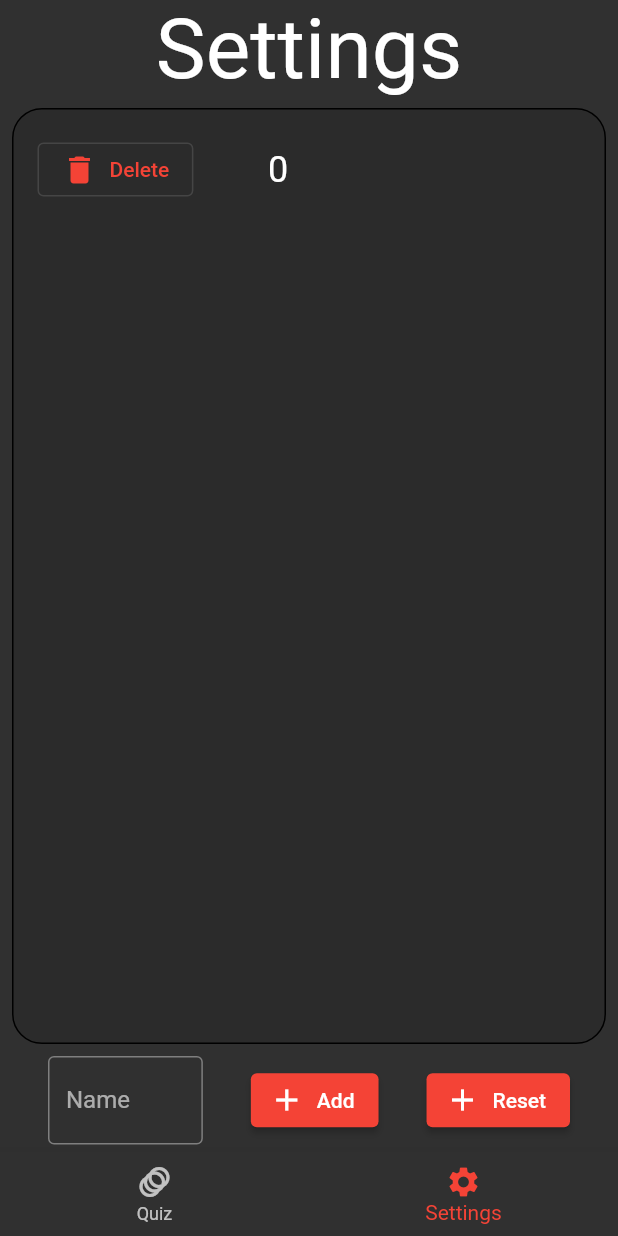
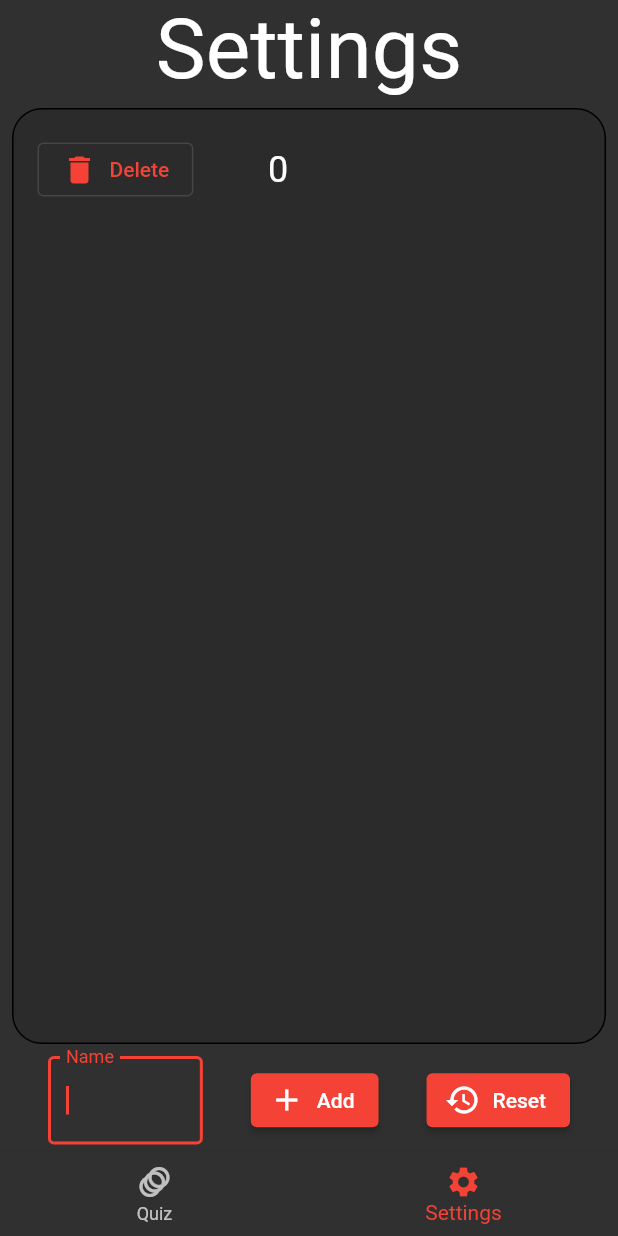
Before and after one commit to FranktheFurter/quizzer_ui, a Flutter app: the screen it shows after launch, item 2 of the bottom bar chosen, after a tap on "Add", on a phone screen of 412 x 824 dp. Run offline on Flutter 3.47's test engine with Material 2 defaults, Android fonts, the phone set to English and light mode, and no system bars; our stand-ins replace flutter_mobx, mobx; generated files the repository leaves out were written again; Roboto replaces fonts that are missing (Raleway).

Commit message:
small ui tweaks

```diff
--- a/lib/settings.dart
+++ b/lib/settings.dart
@@ -17,6 +17,7 @@ class Settings extends StatefulWidget {
 
 class _SettingsState extends State<Settings> {
   final fieldText = TextEditingController();
+  final FocusNode focusNode = FocusNode();
 
   @override
   Widget build(BuildContext context) {
@@ -54,21 +55,19 @@ class _SettingsState extends State<Settings> {
                               child: TextField(
                             onChanged: (value) => mainState.word = value,
                             controller: fieldText,
+                            focusNode: focusNode,
                             decoration: InputDecoration(
                               labelText: "Name",
                               border: OutlineInputBorder(),
                             ),
+                            onSubmitted: (value) {
+                              addPlayer();
+                            },
                           )),
                           SizedBox(width: 32),
                           ElevatedButton.icon(
                               onPressed: () {
-                                mainState.players.add(Player(name: mainState.word, points: 0));
-
-                                setState(() {
-                                  mainState.number = 0;
-                                  mainState.word = "";
-                                  fieldText.clear();
-                                });
+                                addPlayer();
                               },
                               icon: Icon(Icons.add),
                               label: Text("Add")),
@@ -81,7 +80,7 @@ class _SettingsState extends State<Settings> {
                                   }
                                 });
                               },
-                              icon: Icon(Icons.add),
+                              icon: Icon(Icons.restore),
                               label: Text("Reset")),
                         ],
                       ),
@@ -92,6 +91,17 @@ class _SettingsState extends State<Settings> {
         );
       },
     );
+  }
+
+  void addPlayer() {
+    mainState.players.add(Player(name: mainState.word, points: 0));
+
+    setState(() {
+      mainState.number = 0;
+      mainState.word = "";
+      fieldText.clear();
+    });
+    focusNode.requestFocus();
   }
 
   Widget SettingsContainer() {
@@ -118,7 +128,10 @@ class _SettingsState extends State<Settings> {
             icon: Icon(Icons.delete),
             label: Text("Delete")),
         SizedBox(width: 32),
-        Center(child: Text(mainState.players[index].name + "   " + mainState.players[index].points.toString(), style: TextStyle(fontSize: 24, color: Colors.white))),
+        Text(mainState.players[index].name + "   " + mainState.players[index].points.toString(), style: TextStyle(fontSize: 24, color: Colors.white)),
+        SizedBox(
+          width: 32,
+        ),
       ]),
     );
   }
```
Also changed, not shown: lib/quizzer.dart (+23 -12 lines).
